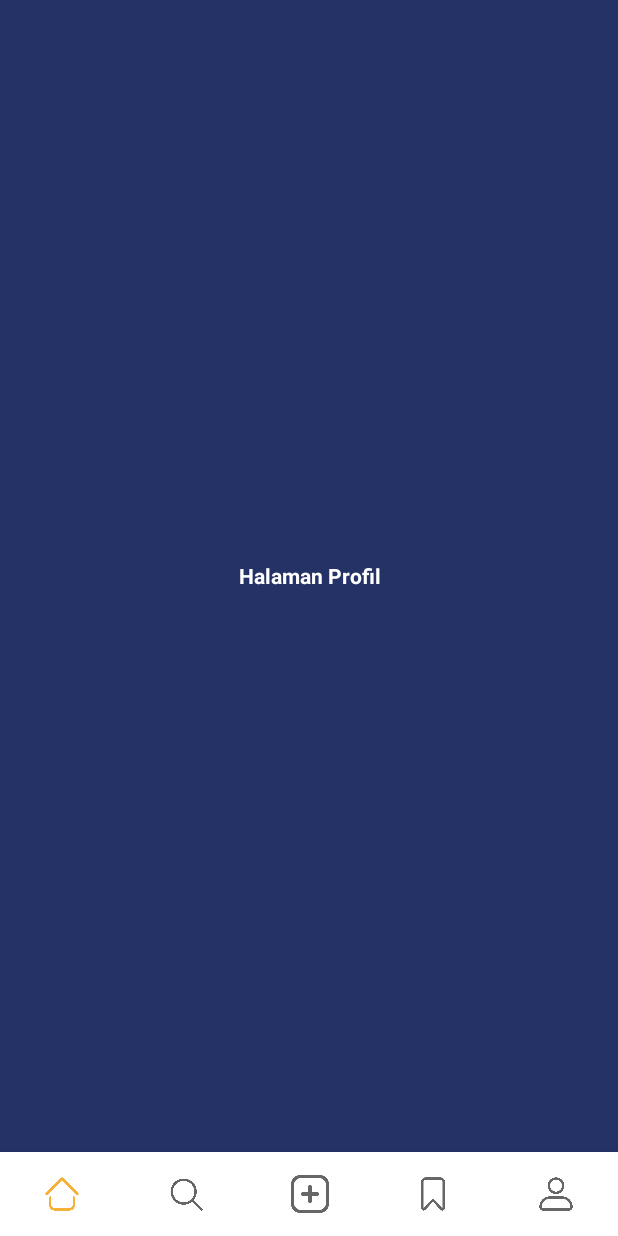
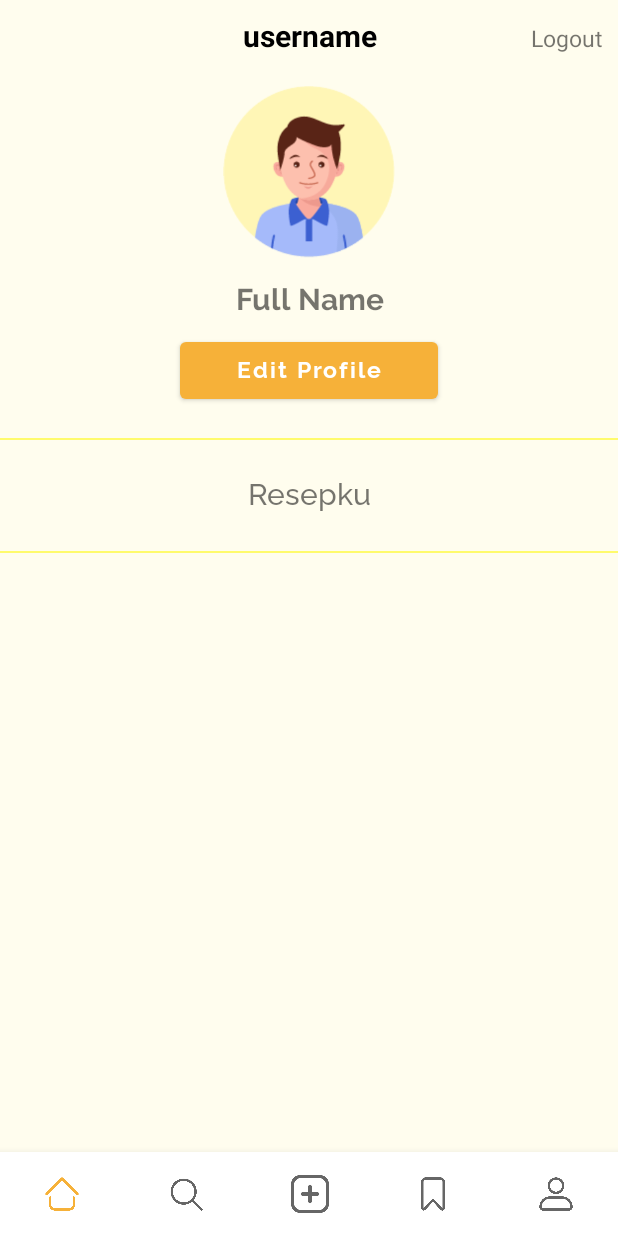
Before and after one commit to LouisBayu/UAS4506_11743_11758_11773_11774_12098, an Android app: the fragment Profil placed in its activity, on a phone screen of 412 x 824 dp. Run offline under Robolectric (Android 15) with nearby library versions, the phone set to English and light mode, and no system bars; our stand-ins replace Firebase (no records; nobody signed in at launch, a user with empty details on screens opened directly).

Commit message:
tes edit profil

```diff
--- a/app/src/main/AndroidManifest.xml
+++ b/app/src/main/AndroidManifest.xml
@@ -9,6 +9,7 @@
         android:icon="@mipmap/ic_launcher"
         android:label="@string/app_name"
         android:roundIcon="@mipmap/ic_launcher_round"
+        android:usesCleartextTraffic="true"
         android:supportsRtl="true"
         android:theme="@style/AppTheme">
         <activity
@@ -20,6 +21,9 @@
             android:exported="false" />
         <activity
             android:name=".Activity.DetailResep"
+            android:exported="false" />
+        <activity
+            android:name=".Activity.EditProfil"
             android:exported="false" />
         <activity
             android:name=".Activity.RegisterSuccess"
--- a/app/src/main/java/com/udinus/uas4506_11743_11758_11773_11774_12098/Fragment/Profil.java
+++ b/app/src/main/java/com/udinus/uas4506_11743_11758_11773_11774_12098/Fragment/Profil.java
@@ -1,21 +1,40 @@
 package com.udinus.uas4506_11743_11758_11773_11774_12098.Fragment;
 
+import android.content.Context;
+import android.content.Intent;
 import android.os.Bundle;
 import android.view.LayoutInflater;
 import android.view.View;
 import android.view.ViewGroup;
+import android.widget.Button;
 
 import androidx.fragment.app.Fragment;
 
+import com.google.android.material.button.MaterialButton;
+import com.udinus.uas4506_11743_11758_11773_11774_12098.Activity.EditProfil;
+import com.udinus.uas4506_11743_11758_11773_11774_12098.Activity.MainActivity;
+import com.udinus.uas4506_11743_11758_11773_11774_12098.Activity.WelcomebackLogin;
 import com.udinus.uas4506_11743_11758_11773_11774_12098.R;
 
 import javax.annotation.Nullable;
 
 public class Profil extends Fragment {
+
+    MaterialButton btnEditProfil;
+
     @Nullable
     @Override
     public View onCreateView(LayoutInflater inflater, ViewGroup container,
                              Bundle savedInstanceState) {
-        return inflater.inflate(R.layout.fragment_profil, container, false);
+        View view = inflater.inflate(R.layout.fragment_profil,container,false);
+        btnEditProfil = view.findViewById(R.id.edtProfile);
+        btnEditProfil.setOnClickListener(new View.OnClickListener() {
+            @Override
+            public void onClick(View v) {
+                Intent i = new Intent(getActivity(), EditProfil.class);
+                startActivity(i);
+            }
+        });
+        return view;
     }
 }
--- a/app/src/main/res/layout/fragment_profil.xml
+++ b/app/src/main/res/layout/fragment_profil.xml
@@ -1,19 +1,135 @@
 <?xml version="1.0" encoding="utf-8"?>
-<FrameLayout xmlns:android="http://schemas.android.com/apk/res/android"
+<RelativeLayout xmlns:android="http://schemas.android.com/apk/res/android"
     xmlns:tools="http://schemas.android.com/tools"
     android:layout_width="match_parent"
     android:layout_height="match_parent"
-    tools:context=".Fragment.Home"
-    android:background="#253266">
+    android:background="@color/bg"
+    tools:context=".Fragment.Home">
 
     <!-- TODO: Update blank fragment layout -->
+
+    <LinearLayout
+        android:id="@+id/linear_1"
+        android:layout_width="match_parent"
+        android:layout_height="wrap_content"
+        android:orientation="horizontal"
+        android:padding="10dp">
+
+        <TextView
+            android:id="@+id/Username"
+            android:layout_width="match_parent"
+            android:layout_height="wrap_content"
+            android:layout_marginLeft="55dp"
+            android:layout_marginRight="5dp"
+            android:layout_weight="1"
+            android:gravity="center"
+            android:text="username"
+            android:textColor="@color/black"
+            android:textSize="20dp"
+            android:textStyle="bold" />
+
+        <TextView
+            android:layout_width="wrap_content"
+            android:layout_height="wrap_content"
+            android:layout_alignParentRight="true"
+            android:text="Logout"
+            android:textSize="15dp"
+            android:textStyle="normal"
+            android:onClick="klikLogout"/>
+
+    </LinearLayout>
+
+    <View
+        android:layout_width="match_parent"
+        android:layout_height="wrap_content"
+        android:layout_below="@+id/linear_1"
+        android:paddingLeft="8dp"
+        android:paddingRight="8dp" />
+
+    <ImageView
+        android:id="@+id/imgProfil"
+        android:layout_width="120dp"
+        android:layout_height="120dp"
+        android:layout_below="@+id/linear_1"
+        android:layout_alignParentLeft="true"
+        android:layout_alignParentRight="true"
+        android:layout_marginTop="10dp"
+        android:src="@drawable/profile_pic" />
+
+    <LinearLayout
+        android:layout_width="match_parent"
+        android:layout_height="wrap_content" />
+
     <TextView
+        android:id="@+id/FullName"
+        android:layout_width="wrap_content"
+        android:layout_height="wrap_content"
+        android:layout_below="@id/imgProfil"
+        android:layout_alignParentLeft="true"
+        android:layout_alignParentRight="true"
+        android:layout_marginTop="10dp"
+        android:fontFamily="@font/raleway_bold"
+        android:gravity="center"
+        android:text="Full Name"
+        android:textSize="20sp"
+        android:textStyle="bold" />
+
+    <LinearLayout
+        android:id="@+id/linear_2"
         android:layout_width="match_parent"
-        android:layout_height="match_parent"
-        android:text="Halaman Profil"
-        android:layout_gravity="center_vertical"
+        android:layout_height="wrap_content"
+        android:layout_below="@id/FullName"
+        android:orientation="horizontal"
+        android:padding="10dp" />
+
+    <com.google.android.material.button.MaterialButton
+        android:id="@+id/edtProfile"
+        android:layout_width="wrap_content"
+        android:layout_height="50dp"
+        android:layout_below="@id/FullName"
+        android:layout_alignParentLeft="true"
+        android:layout_alignParentRight="true"
+        android:layout_marginLeft="120dp"
+        android:layout_marginTop="10dp"
+        android:layout_marginRight="120dp"
+        android:fontFamily="@font/raleway_bold"
         android:gravity="center"
-        android:textStyle="bold"
-        android:textColor="@color/white"/>
+        android:text="Edit Profile"
+        android:textAllCaps="false"
+        android:textSize="15sp" />
 
-</FrameLayout>
+    <View
+        android:id="@+id/line"
+        android:layout_width="match_parent"
+        android:layout_height="1dp"
+        android:layout_below="@+id/edtProfile"
+        android:layout_marginTop="20dp"
+        android:background="@color/bgSplash" />
+
+    <TextView
+        android:id="@+id/resepku"
+        android:layout_width="wrap_content"
+        android:layout_height="wrap_content"
+        android:layout_below="@id/line"
+        android:layout_alignParentLeft="true"
+        android:layout_alignParentRight="true"
+        android:layout_marginStart="20dp"
+        android:layout_marginTop="20dp"
+        android:layout_marginEnd="20dp"
+        android:layout_marginBottom="20dp"
+        android:fontFamily="@font/raleway_medium"
+        android:gravity="center"
+        android:text="Resepku"
+        android:textSize="20sp" />
+
+    <View
+        android:id="@+id/line2"
+        android:layout_width="match_parent"
+        android:layout_height="1dp"
+        android:layout_below="@+id/resepku"
+        android:layout_marginTop="5dp"
+        android:background="@color/bgSplash" />
+
+
+
+</RelativeLayout>
```
Also changed, not shown: app/build.gradle (+8 -1 lines), app/src/main/java/com/udinus/uas4506_11743_11758_11773_11774_12098/Activity/EditProfil.java (added, +91 -0 lines), app/src/main/java/com/udinus/uas4506_11743_11758_11773_11774_12098/Activity/ForgotPassword.java (+23 -10 lines), app/src/main/java/com/udinus/uas4506_11743_11758_11773_11774_12098/Activity/ResetPassword.java (+51 -8 lines), app/src/main/java/com/udinus/uas4506_11743_11758_11773_11774_12098/Fragment/Home.java (+8 -0 lines), app/src/main/res/layout/activity_edit_profil.xml (added, +152 -0 lines), app/src/main/res/layout/activity_forgot_password.xml (+9 -7 lines).
